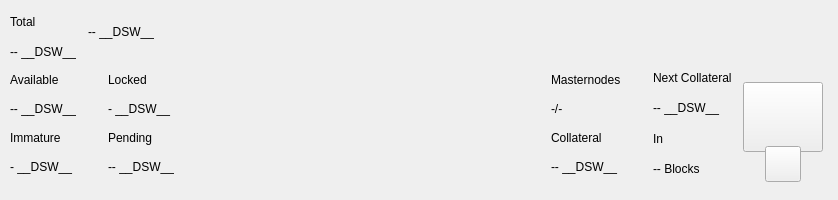
First picture: the form in src/qt/pivx/forms/topbar.ui, repository decenomy/DSW, before the edit.
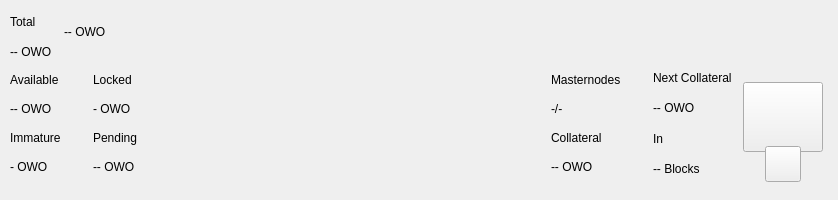
Second picture: the form after the edit. Custom widgets are drawn as their Qt base class.

```diff
--- a/src/qt/pivx/forms/topbar.ui
+++ b/src/qt/pivx/forms/topbar.ui
@@ -119,7 +119,7 @@
               <item>
                <widget class="QLabel" name="labelAmountPiv">
                 <property name="text">
-                 <string notr="true">-- __DSW__</string>
+                 <string notr="true">-- OWO</string>
                 </property>
                </widget>
               </item>
@@ -162,7 +162,7 @@
                  <string notr="true">padding:0px;margin:0px;</string>
                 </property>
                 <property name="text">
-                 <string notr="true">-- __DSW__</string>
+                 <string notr="true">-- OWO</string>
                 </property>
                </widget>
               </item>
@@ -456,7 +456,7 @@
                  <item>
                   <widget class="QLabel" name="labelAvailablePiv">
                    <property name="text">
-                    <string>-- __DSW__</string>
+                    <string>-- OWO</string>
                    </property>
                   </widget>
                  </item>
@@ -470,7 +470,7 @@
                  <item>
                   <widget class="QLabel" name="labelImmaturePiv">
                    <property name="text">
-                    <string notr="true">- __DSW__</string>
+                    <string notr="true">- OWO</string>
                    </property>
                   </widget>
                  </item>
@@ -491,7 +491,7 @@
                  <item>
                   <widget class="QLabel" name="labelLockedPiv">
                    <property name="text">
-                    <string>- __DSW__</string>
+                    <string>- OWO</string>
                    </property>
                   </widget>
                  </item>
@@ -505,7 +505,7 @@
                  <item>
                   <widget class="QLabel" name="labelPendingPiv">
                    <property name="text">
-                    <string notr="true">-- __DSW__</string>
+                    <string notr="true">-- OWO</string>
                    </property>
                   </widget>
                  </item>
@@ -567,7 +567,7 @@
              <item>
               <widget class="QLabel" name="labelCollateralPiv">
                <property name="text">
-                <string notr="true">-- __DSW__</string>
+                <string notr="true">-- OWO</string>
                </property>
               </widget>
              </item>
@@ -598,7 +598,7 @@
               <item>
                <widget class="QLabel" name="labelNextCollateralValue">
                 <property name="text">
-                 <string>-- __DSW__</string>
+                 <string>-- OWO</string>
                 </property>
                </widget>
               </item>
```
